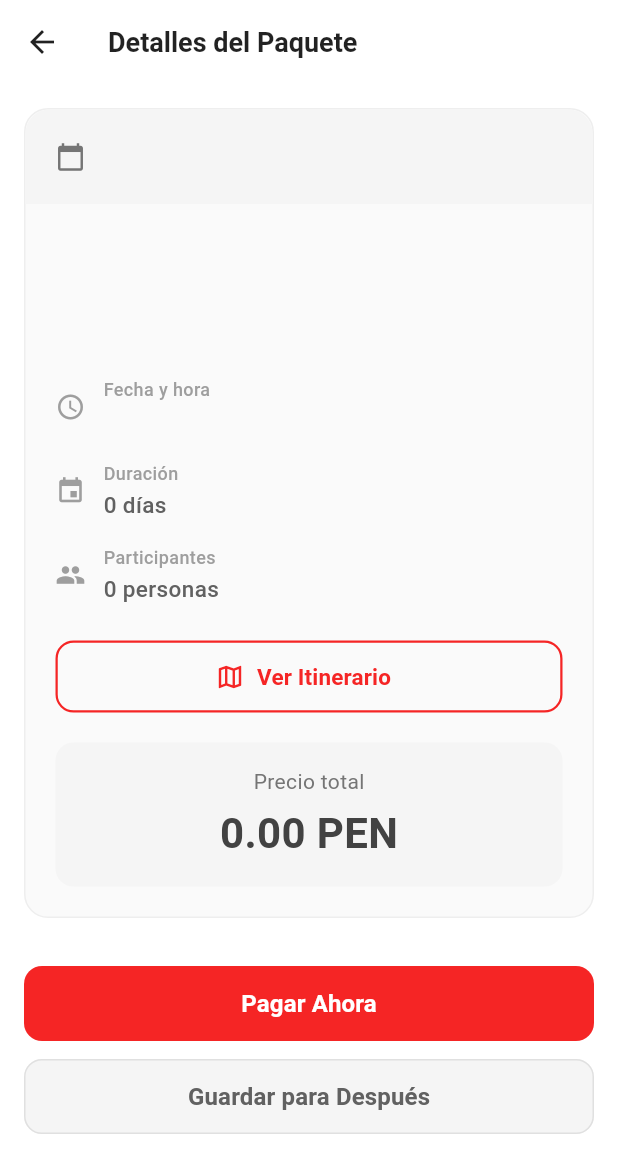
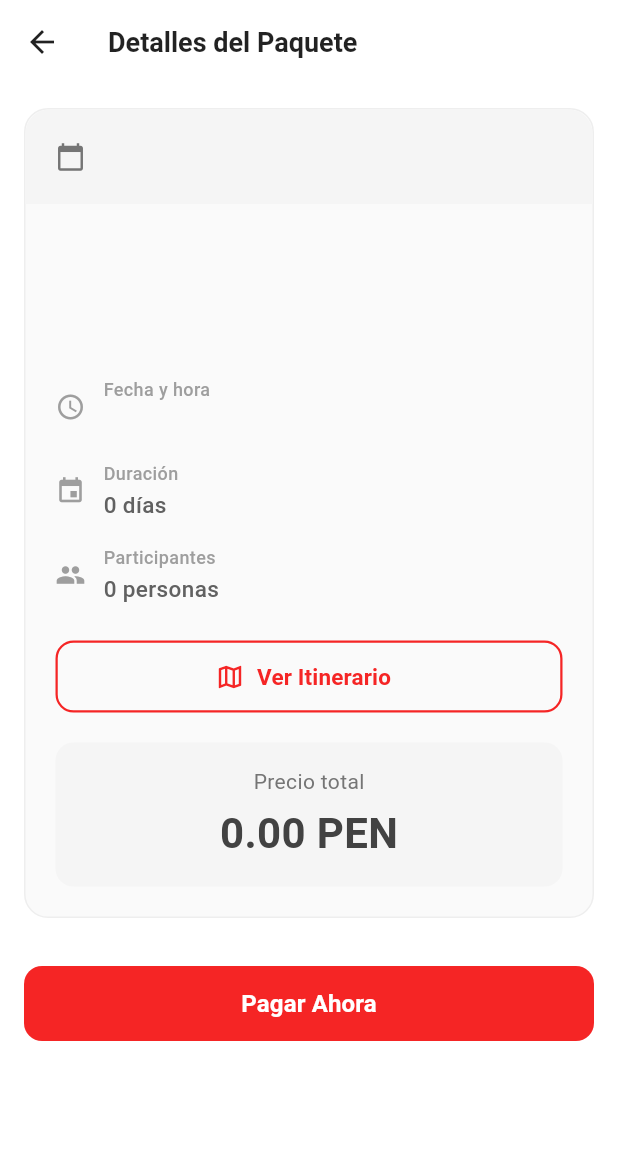
Before and after one commit to RutaYa/RutaYa-FrontEnd, a Flutter app: the PackageDetails screen opened directly with empty values, on a phone screen of 412 x 824 dp. Shown: the top 1173 px of the screen. Run offline on Flutter 3.47's test engine with Material 3 defaults, Android fonts, the phone set to English and light mode, and no system bars; our stand-ins replace font_awesome_flutter, get_it, google_fonts, sqflite, table_calendar; accounts and stored records are empty.

Commit message:
add: navigation flow

```diff
--- a/lib/ui/pages/chat/chat_screen.dart
+++ b/lib/ui/pages/chat/chat_screen.dart
@@ -518,7 +518,7 @@ class _ChatScreenState extends State<ChatScreen> with TickerProviderStateMixin {
                                 Navigator.push(
                                   context,
                                   MaterialPageRoute(
-                                      builder: (context) => PackageDetails(package: package)
+                                      builder: (context) => PackageDetails(package: package, isFromChat: true)
                                   ),
                                 );
                               },
--- a/lib/ui/pages/chat/package_details.dart
+++ b/lib/ui/pages/chat/package_details.dart
@@ -7,10 +7,12 @@ import 'pay_package_screen.dart';
 
 class PackageDetails extends StatefulWidget {
   final TourPackage package;
+  final bool isFromChat;
 
   const PackageDetails({
     super.key,
     required this.package,
+    required this.isFromChat,
   });
 
   @override
@@ -313,7 +315,9 @@ class _PackageDetailsState extends State<PackageDetails> {
             ),
             const SizedBox(height: 32),
             // Botones de acción
-            Column(
+            widget.package.isPaid
+                ? const SizedBox.shrink() // No mostrar nada si ya está pagado
+                : Column(
               children: [
                 // Botón de pagar ahora
                 SizedBox(
@@ -324,7 +328,7 @@ class _PackageDetailsState extends State<PackageDetails> {
                       Navigator.push(
                         context,
                         MaterialPageRoute(
-                            builder: (context) => PayPackageScreen(package: widget.package)
+                          builder: (context) => PayPackageScreen(package: widget.package),
                         ),
                       );
                     },
@@ -347,7 +351,8 @@ class _PackageDetailsState extends State<PackageDetails> {
                 ),
                 const SizedBox(height: 12),
                 // Botón de guardar para después
-                SizedBox(
+                widget.isFromChat
+                    ? SizedBox(
                   width: double.infinity,
                   height: 50,
                   child: ElevatedButton(
@@ -383,9 +388,12 @@ class _PackageDetailsState extends State<PackageDetails> {
                       ),
                     ),
                   ),
-                ),
+                )
+                    : const SizedBox.shrink(), // Si no se debe mostrar, renderiza un widget vacío
+
               ],
             ),
+
             const SizedBox(height: 20),
           ],
         ),
```
Also changed, not shown: lib/ui/pages/reservations/reservations_screen.dart (+25 -54 lines).
